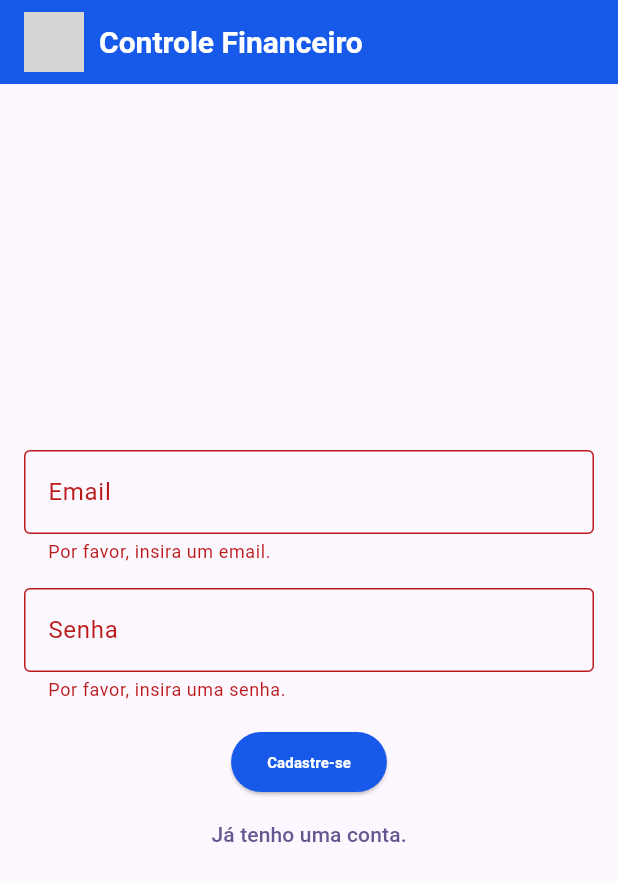
After one commit to carol-sf/MinhasFinancasApp, a Flutter app: the CadastroScreen screen opened directly, after a tap on "Cadastre-se", on a phone screen of 412 x 824 dp. The commit adds this screen. Shown: the top 881 px of the screen. Run offline on Flutter 3.47's test engine with Material 3 defaults, Android fonts, the phone set to English and light mode, and no system bars; our stand-ins replace cloud_firestore, firebase_auth, firebase_core; accounts and stored records are empty; network calls fail; grey boxes are pictures that could not be loaded.

Commit message:
Feat: criando a tela de cadastro e adicionando a função de autenticação

```diff
--- a/lib/service/AuthenticationHelper.dart
+++ b/lib/service/AuthenticationHelper.dart
@@ -14,8 +14,12 @@ class AuthenticationHelper {
       );
       return null;
     } on FirebaseAuthException catch (e) {
+      print(e);
       return e.message;
+    } catch (e) {
+      print('Erro inesperado ao tentar cadastrar usuário: $e');
     }
+    return null;
   }
 
   Future<String?> signIn(
--- /dev/null
+++ b/lib/view/Cadastro.dart
@@ -0,0 +1,134 @@
+import 'package:flutter/material.dart';
+import 'package:minhas_financas_app/main.dart';
+import 'package:minhas_financas_app/service/AuthenticationHelper.dart';
+import 'package:minhas_financas_app/view/TelaPrincipal.dart';
+
+class CadastroScreen extends StatefulWidget {
+  const CadastroScreen({super.key});
+
+  @override
+  State<CadastroScreen> createState() => _CadastroScreenState();
+}
+
+class _CadastroScreenState extends State<CadastroScreen> {
+  final _formKey = GlobalKey<FormState>();
+  final _emailController = TextEditingController();
+  final _senhaController = TextEditingController();
+
+  @override
+  Widget build(BuildContext context) {
+    return Scaffold(
+      appBar: AppBar(
+        title: Row(
+          children: [
+            Image.network(
+              "https://img.icons8.com/material-outlined/24/000000/pie-chart.png",
+              width: 40,
+            ),
+            const SizedBox(width: 10),
+            const Text(
+              'Controle Financeiro',
+              style: TextStyle(
+                fontSize: 20,
+                fontWeight: FontWeight.bold,
+                color: Colors.white,
+              ),
+            ),
+          ],
+        ),
+        elevation: 0,
+        backgroundColor: const Color.fromARGB(255, 23, 89, 233),
+      ),
+      body: GestureDetector(
+        onTap: () => FocusManager.instance.primaryFocus?.unfocus(),
+        child: Padding(
+          padding: const EdgeInsets.all(16.0),
+          child: Form(
+            key: _formKey,
+            child: Column(
+              mainAxisAlignment: MainAxisAlignment.center,
+              children: [
+                TextFormField(
+                  controller: _emailController,
+                  keyboardType: TextInputType.emailAddress,
+                  decoration: const InputDecoration(
+                    labelText: 'Email',
+                    border: OutlineInputBorder(),
+                  ),
+                  validator: (value) {
+                    if (value == null || value.isEmpty) {
+                      return 'Por favor, insira um email.';
+                    }
+                    return null;
+                  },
+                ),
+                const SizedBox(height: 16.0),
+                TextFormField(
+                  controller: _senhaController,
+                  obscureText: true,
+                  decoration: const InputDecoration(
+                    hintText: "Senha",
+                    labelText: "Senha",
+                    border: OutlineInputBorder(),
+                  ),
+                  validator: (value) {
+                    if (value == null || value.isEmpty) {
+                      return 'Por favor, insira uma senha.';
+                    }
+                    return null;
+                  },
+                ),
+                const SizedBox(height: 16.0),
+                ElevatedButton(
+                  style: ElevatedButton.styleFrom(
+                    backgroundColor: const Color.fromARGB(255, 23, 89, 233),
+                    foregroundColor: Colors.white,
+                  ),
+                  child: const Text(
+                    "Cadastre-se",
+                    style: TextStyle(
+                      fontSize: 10,
+                      fontWeight: FontWeight.bold,
+                    ),
+                  ),
+                  onPressed: () {
+                    if (_formKey.currentState!.validate()) {
+                      _formKey.currentState!.save();
+
+                      AuthenticationHelper()
+                          .signUp(email: _emailController.text, password: _senhaController.text)
+                          .then((result) {
+                        if (result == null) {
+                          Navigator.pushReplacement(
+                              context,
+                              MaterialPageRoute(
+                                  builder: (context) => const TelaPrincipal()));
+                        } else {
+                          ScaffoldMessenger.of(context).showSnackBar(SnackBar(
+                            content: Text(
+                              AuthenticationHelper().traduzirRetorno(result),
+                              style: const TextStyle(fontSize: 16),
+                            ),
+                          ));
+                        }
+                      });
+                    }
+                  },
+                ),
+                TextButton(
+                  onPressed: () {
+                    Navigator.pushReplacement(
+                        context,
+                        MaterialPageRoute(
+                            builder: (context) => const LoginPage()));
+                  },
+                  child: const Text('Já tenho uma conta.'),
+                ),
+              ],
+            ),
+          ),
+        ),
+      ),
+    );
+  }
+}
```
Also changed, not shown: lib/main.dart (+18 -41 lines), 1 other file.
